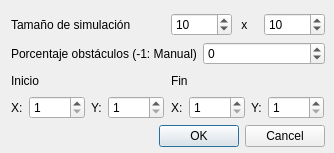
Qt form opcioneswindow.ui (Faaa97/CocheAutonomo) before a commit.
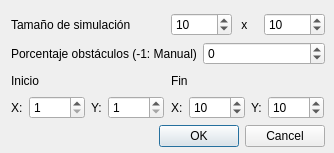
The same form after that commit.

Diff of the .ui file:
```diff
--- a/opcioneswindow.ui
+++ b/opcioneswindow.ui
@@ -13,7 +13,7 @@
   <property name="windowTitle">
    <string>Dialog</string>
   </property>
-  <widget class="QWidget" name="">
+  <widget class="QWidget" name="layoutWidget">
    <property name="geometry">
     <rect>
      <x>11</x>
@@ -169,6 +169,9 @@
             <property name="maximum">
              <number>50000</number>
             </property>
+            <property name="value">
+             <number>10</number>
+            </property>
            </widget>
           </item>
           <item>
@@ -186,6 +189,9 @@
             <property name="maximum">
              <number>50000</number>
             </property>
+            <property name="value">
+             <number>10</number>
+            </property>
            </widget>
           </item>
          </layout>
```
